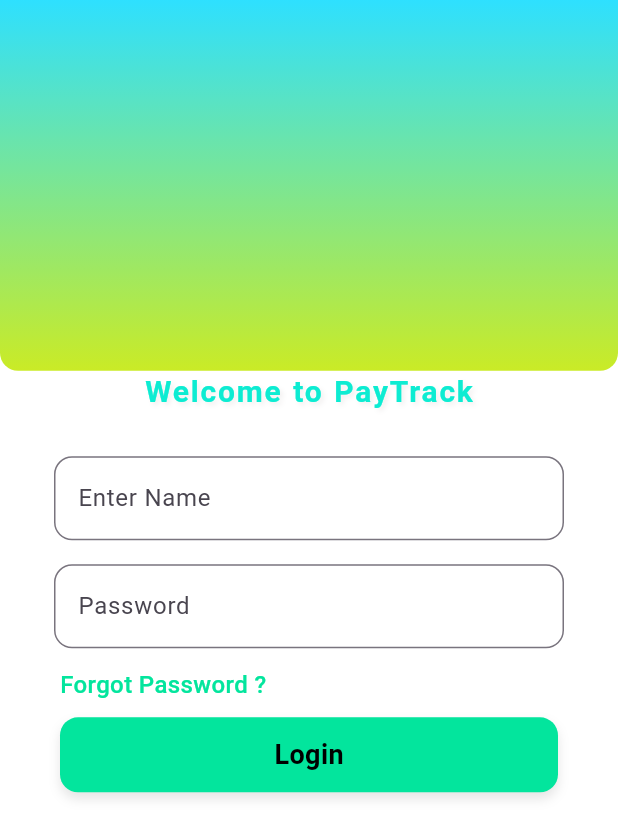
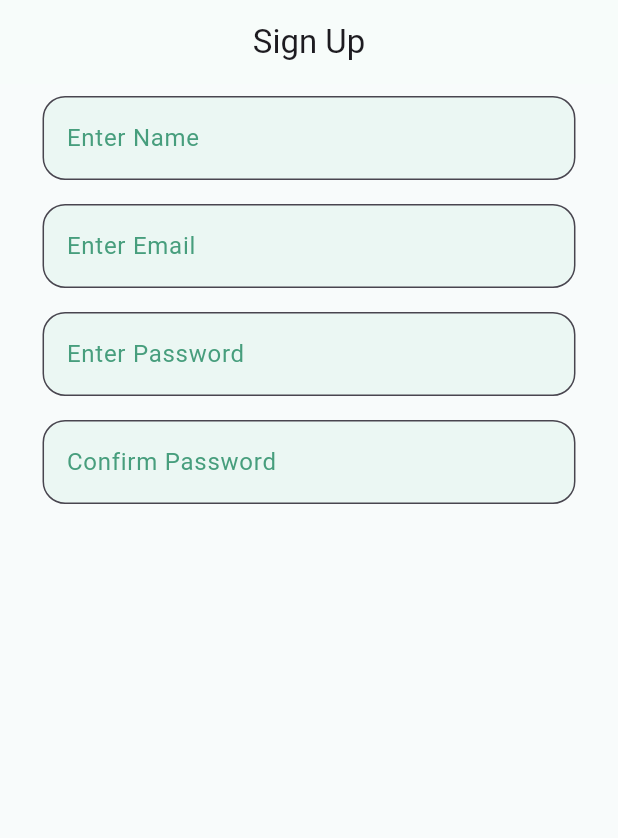
Before and after one commit to Trippycommand/myapp, a Flutter app: the screen it shows after launch, on a phone screen of 412 x 824 dp. Shown: the top 838 px of the screen. Run offline on Flutter 3.47's test engine with Material 3 defaults, Android fonts, the phone set to English and light mode, and no system bars; drawn by our look-alikes of animated_text_kit; Roboto replaces fonts that are missing (Arial).

Commit message:
FirstPage UI

```diff
--- /dev/null
+++ b/lib/Pages/StartUp.dart
@@ -0,0 +1,18 @@
+import 'package:flutter/material.dart';
+import 'package:myapp/UI%20component/First/FirstUI.dart';
+
+class First extends StatefulWidget {
+  const First({super.key});
+
+  @override
+  State<First> createState() => _FirstState();
+}
+
+class _FirstState extends State<First> {
+  @override
+  Widget build(BuildContext context) {
+    return Scaffold(
+      body: SafeArea(child: FirstUI()),
+    );
+  }
+}
--- /dev/null
+++ b/lib/UI component/First/FirstUI.dart
@@ -0,0 +1,52 @@
+import 'package:flutter/material.dart';
+import 'package:myapp/UI%20component/Templates/Textfeild.dart';
+
+class FirstUI extends StatelessWidget {
+  FirstUI({super.key});
+
+  final TextEditingController nameController = TextEditingController();
+
+  @override
+  Widget build(BuildContext context) {
+    final screenwitdh = MediaQuery.of(context).size.width;
+    return Scaffold(
+      backgroundColor:Color.fromARGB(211, 247, 252, 250) ,
+      appBar: AppBar(
+        backgroundColor:Color(0xffF7FCFA),
+        title: Text("Sign Up"),
+        centerTitle: true, // <-- this will center the title
+      ),
+      body: Padding(
+        padding: EdgeInsets.only(left:screenwitdh*0.03,right: screenwitdh*0.03),
+        child: Column(
+          children: [
+            CustomTextField(
+              label: "Enter Name",
+              controller: nameController,
+              color: const Color(0xff479E7D),
+              backgroundColor: Color.fromARGB(180, 229, 245, 240),
+            ),
+            CustomTextField(
+              label: "Enter Email",
+              controller: nameController,
+              color: const Color(0xff479E7D),
+              backgroundColor: Color.fromARGB(180, 229, 245, 240)
+            ),
+            CustomTextField(
+              label: "Enter Password",
+              controller: nameController,
+              color: const Color(0xff479E7D),
+              backgroundColor: Color.fromARGB(180, 229, 245, 240)
+            ),
+            CustomTextField(
+              label: "Confirm Password",
+              controller: nameController,
+              color: const Color(0xff479E7D),
+              backgroundColor: Color.fromARGB(180, 229, 245, 240)
+            ),
+          ],
+        ),
+      ),
+    );
+  }
+}
--- a/lib/UI component/SignUp/SignUp.dart
+++ b/lib/UI component/SignUp/SignUp.dart
@@ -31,7 +31,12 @@ class SignUpUI extends StatelessWidget implements PreferredSizeWidget {
                   shadows: [
                     Shadow(
                       blurRadius: 4,
-                      color: const Color.fromARGB(255, 116, 96, 96).withOpacity(0.1),
+                      color: const Color.fromARGB(
+                        255,
+                        116,
+                        96,
+                        96,
+                      ).withOpacity(0.1),
                       offset: Offset(2, 2),
                     ),
                   ],
@@ -49,8 +54,13 @@ class SignUpUI extends StatelessWidget implements PreferredSizeWidget {
                 CustomTextField(
                   label: 'Enter Name',
                   controller: nameController,
+                  color: const Color.fromARGB(255, 94, 200, 149),
                 ),
-                CustomTextField(label: "Password", controller: passController),
+                CustomTextField(
+                  label: "Password",
+                  controller: passController,
+                  color: const Color.fromARGB(255, 94, 200, 149),
+                ),
                 Padding(
                   padding: const EdgeInsets.only(left: 20, bottom: 10, top: 5),
                   child: Align(
--- a/lib/UI component/Templates/Textfeild.dart
+++ b/lib/UI component/Templates/Textfeild.dart
@@ -1,3 +1,4 @@
+
 import 'package:flutter/material.dart';
 
 class CustomTextField extends StatelessWidget {
@@ -5,6 +6,8 @@ class CustomTextField extends StatelessWidget {
   final TextEditingController controller;
   final bool obscureText;
   final TextInputType keyboardType;
+  final Color color;
+   final Color backgroundColor;
 
   const CustomTextField({
     super.key,
@@ -12,6 +15,8 @@ class CustomTextField extends StatelessWidget {
     required this.controller,
     this.obscureText = false,
     this.keyboardType = TextInputType.text,
+    this.color = const Color.fromARGB(255, 0, 0, 0),
+    this.backgroundColor = Colors.white
   });
 
   @override
@@ -23,9 +28,15 @@ class CustomTextField extends StatelessWidget {
         obscureText: obscureText,
         keyboardType: keyboardType,
         decoration: InputDecoration(
+          labelStyle: TextStyle(
+            color: color,
+            fontFamily: "Arial"
+          ),
+          filled: true,
+          fillColor: backgroundColor,
           labelText: label,
           border: OutlineInputBorder(
-            borderRadius: BorderRadius.circular(12),
+            borderRadius: BorderRadius.circular(15),
           ),
         ),
       ),
--- a/lib/main.dart
+++ b/lib/main.dart
@@ -1,5 +1,5 @@
 import 'package:flutter/material.dart';
-import 'package:myapp/Pages/SignUp.dart';
+import 'package:myapp/Pages/StartUp.dart';
 
 
 
@@ -14,7 +14,7 @@ class MyApp extends StatelessWidget {
   Widget build(BuildContext context) {
     return MaterialApp(
       debugShowCheckedModeBanner: false,
-      home:HomePage()
+      home:First()
       );
   }
 }
```
